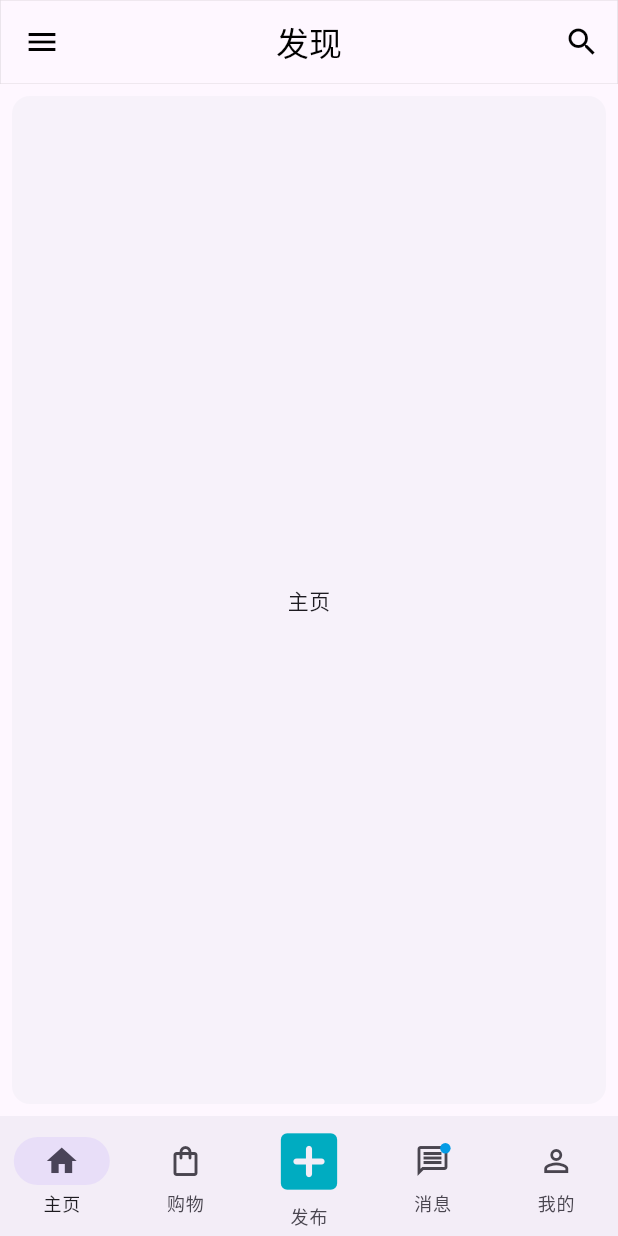
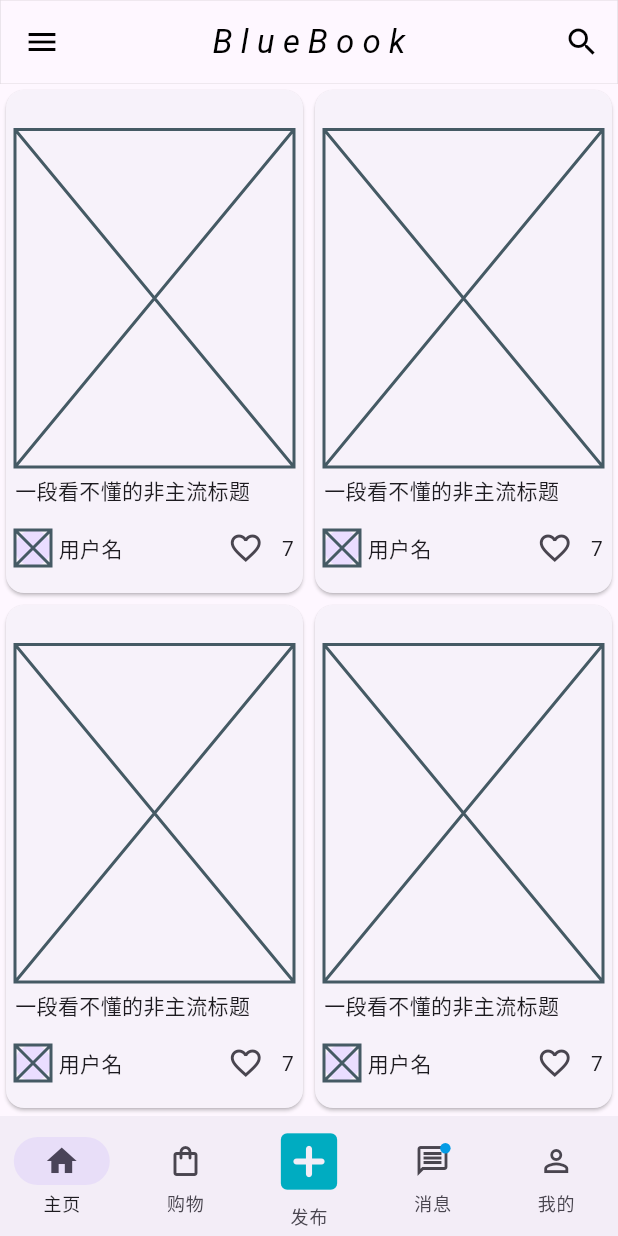
Before and after one commit to JamieLiu67/Blue_Book, a Flutter app: the screen it shows after launch, on a phone screen of 412 x 824 dp. Run offline on Flutter 3.47's test engine with Material 3 defaults, Android fonts, the phone set to English and light mode, and no system bars; our stand-ins replace gap.

Commit message:
新增了帖子卡片,商品卡片

```diff
--- a/lib/components/my_drawer.dart
+++ b/lib/components/my_drawer.dart
@@ -1,6 +1,4 @@
-import 'package:flutter/cupertino.dart';
 import 'package:flutter/material.dart';
-import 'package:flutter/widgets.dart';
 import 'package:gap/gap.dart';
 
 class MyDrawer extends StatelessWidget {
--- /dev/null
+++ b/lib/components/post_card.dart
@@ -0,0 +1,64 @@
+import 'package:flutter/material.dart';
+import 'package:gap/gap.dart';
+
+class PostCard extends StatelessWidget {
+  const PostCard({super.key});
+
+  @override
+  Widget build(BuildContext context) {
+    return Card(
+      child: Padding(
+        padding: const EdgeInsets.all(
+          6,
+        ),
+        child: Column(
+          mainAxisAlignment: MainAxisAlignment.end,
+          crossAxisAlignment: CrossAxisAlignment.start,
+          children: [
+            // 图片使用 Placeholder 作为占位符
+            Placeholder(
+              fallbackWidth: 100,
+              fallbackHeight: 225, // 可以根据需要调整高度
+            ),
+            MaxGap(5),
+            const Text('一段看不懂的非主流标题'),
+            MaxGap(5),
+            Row(
+              mainAxisAlignment: MainAxisAlignment.spaceBetween,
+              children: [
+                // 头像和用户名
+                const Row(
+                  children: [
+                    CircleAvatar(
+                      radius: 12, //半径
+                      child: Placeholder(
+                        fallbackWidth: 24,
+                        fallbackHeight: 24, // 可以根据需要调整高度
+                      ),
+                    ),
+                    Gap(5),
+                    Text('用户名'),
+                  ],
+                ),
+
+                // Text('发布时间'),
+                Row(
+                  mainAxisAlignment: MainAxisAlignment.end,
+                  children: [
+                    // 点赞按钮
+                    IconButton(
+                        onPressed: () {},
+                        icon: const Icon(Icons.favorite_border)),
+                    const Text(
+                      '7',
+                    ),
+                  ],
+                ),
+              ],
+            ),
+          ],
+        ),
+      ),
+    );
+  }
+}
--- a/lib/pages/home_page.dart
+++ b/lib/pages/home_page.dart
@@ -1,5 +1,7 @@
+import 'package:blue_book/components/post_card.dart';
 import 'package:flutter/material.dart';
 import 'package:blue_book/components/my_drawer.dart';
+import 'package:blue_book/pages/shopping_page.dart';
 
 class HomePage extends StatefulWidget {
   const HomePage({Key? key}) : super(key: key);
@@ -9,16 +11,30 @@ class HomePage extends StatefulWidget {
 }
 
 class _HomePageState extends State<HomePage> {
-  int currentPageIndex = 0;
+  int _selectedIndex = 0;
 
-  @override
-  void initState() {
-    super.initState();
-  }
+  final List<Widget> _pages = [
+    GridView.builder(
+      gridDelegate: const SliverGridDelegateWithFixedCrossAxisCount(
+        crossAxisCount: 2, // 网格的列数为2
+        childAspectRatio: 0.6, //宽高比
+      ),
+      itemCount: 15,
+      itemBuilder: (context, index) {
+        return PostCard();
+      },
+    ),
+    ShoppingPage(),
+    Placeholder(),
+    Placeholder(),
+    Placeholder(),
+    Placeholder(),
+  ];
 
-  @override
-  void dispose() {
-    super.dispose();
+  void _onItemTapped(int index) {
+    setState(() {
+      _selectedIndex = index;
+    });
   }
 
   @override
@@ -26,7 +42,10 @@ class _HomePageState extends State<HomePage> {
     return Scaffold(
       appBar: AppBar(
         foregroundColor: Colors.black,
-        title: const Text("发现"),
+        title: const Text(
+          "B l u e B o o k",
+          style: TextStyle(fontStyle: FontStyle.italic),
+        ),
         centerTitle: true,
         shape: const RoundedRectangleBorder(
           side: BorderSide(
@@ -45,69 +64,10 @@ class _HomePageState extends State<HomePage> {
         ],
       ),
       drawer: const MyDrawer(),
-      body: [
-        const Card(
-          shadowColor: Colors.transparent,
-          margin: EdgeInsets.all(8.0),
-          child: SizedBox.expand(
-            child: Center(
-              child: Text('主页'),
-            ),
-          ),
-        ),
-        const Card(
-          shadowColor: Colors.transparent,
-          margin: EdgeInsets.all(8.0),
-          child: SizedBox.expand(
-            child: Center(
-              child: Text('购物'),
-            ),
-          ),
-        ),
-        const Card(
-          shadowColor: Colors.transparent,
-          margin: EdgeInsets.all(8.0),
-          child: SizedBox.expand(
-            child: Center(
-              child: Text('发布'),
-            ),
-          ),
-        ),
-        const Card(
-          shadowColor: Colors.transparent,
-          margin: EdgeInsets.all(8.0),
-          child: SizedBox.expand(
-            child: Center(
-              child: Text('发布'),
-            ),
-          ),
-        ),
-        const Card(
-          shadowColor: Colors.transparent,
-          margin: EdgeInsets.all(8.0),
-          child: SizedBox.expand(
-            child: Center(
-              child: Text('消息'),
-            ),
-          ),
-        ),
-        const Card(
-          shadowColor: Colors.transparent,
-          margin: EdgeInsets.all(8.0),
-          child: SizedBox.expand(
-            child: Center(
-              child: Text('我的'),
-            ),
-          ),
-        ),
-      ][currentPageIndex],
+      body: _pages[_selectedIndex],
       bottomNavigationBar: NavigationBar(
-        onDestinationSelected: (int index) {
-          setState(() {
-            currentPageIndex = index;
-          });
-        },
-        selectedIndex: currentPageIndex,
+        onDestinationSelected: _onItemTapped, // 使用 _onItemTapped 处理点击事件
+        selectedIndex: _selectedIndex,
         destinations: [
           const NavigationDestination(
             selectedIcon: Icon(Icons.home),
@@ -131,8 +91,8 @@ class _HomePageState extends State<HomePage> {
             selectedIcon: const Icon(Icons.message),
             icon: Badge(
               backgroundColor: Colors.lightBlue[600],
+              smallSize: 7,
               child: const Icon(Icons.message_outlined),
-              smallSize: 7,
             ),
             label: '消息',
           ),
```
Also changed, not shown: lib/components/shop_card.dart (added, +53 -0 lines), lib/pages/shopping_page.dart (added, +20 -0 lines), 1 other file.
